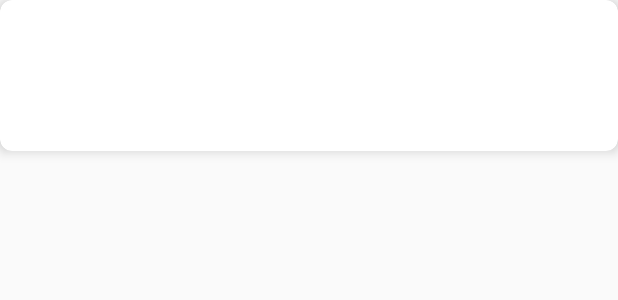
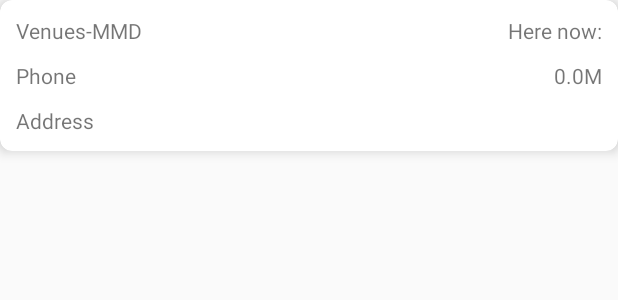
Before and after one commit to MinaSamirCap/Venues-MMD, an Android app: the layout venue_item_search_list.xml on its own in the app's theme, with its tools: preview values and no code run, on a phone screen of 412 x 824 dp. Shown: the top 300 px of the screen. Run offline under Robolectric (Android 15) with nearby library versions, the phone set to English and light mode, and no system bars.

Commit message:
fix recycler view crash when make another search and remove distance in case of searching without gps

```diff
--- a/app/src/main/java/com/example/andoird/venues_mmd/ui/activities/MainActivity.java
+++ b/app/src/main/java/com/example/andoird/venues_mmd/ui/activities/MainActivity.java
@@ -55,4 +55,10 @@ public class MainActivity extends BaseActivity {
         super.onRequestPermissionsResult(requestCode, permissions, grantResults);
         mainActivityViewModel.permissionResult(requestCode, permissions, grantResults);
     }
+
+    @Override
+    protected void onDestroy() {
+        super.onDestroy();
+        mainActivityViewModel.dispose();
+    }
 }
--- a/app/src/main/java/com/example/andoird/venues_mmd/ui/adapters/VenueItemAdapter.java
+++ b/app/src/main/java/com/example/andoird/venues_mmd/ui/adapters/VenueItemAdapter.java
@@ -33,6 +33,7 @@ public class VenueItemAdapter extends RecyclerView.Adapter<VenueItemViewHolder>
 
         LayoutInflater inflater = LayoutInflater.from(parent.getContext());
         ViewDataBinding viewDataBinding = DataBindingUtil.inflate(inflater, R.layout.venue_item_search_list, parent, false);
+
         return new VenueItemViewHolder(viewDataBinding);
     }
 
--- a/app/src/main/java/com/example/andoird/venues_mmd/ui/viewholders/VenueItemViewHolder.java
+++ b/app/src/main/java/com/example/andoird/venues_mmd/ui/viewholders/VenueItemViewHolder.java
@@ -20,8 +20,10 @@ public class VenueItemViewHolder extends RecyclerView.ViewHolder {
     }
 
     public void bind(@NonNull VenueModel venueModel) {
-        bindings.setVariable(BR.venueModel, venueModel);
+        bindings.setVariable(BR.venueModel, venueModel); //venueNameTextView
+        bindings.getRoot();
         bindings.executePendingBindings();
+
     }
 
 
--- a/app/src/main/res/layout/venue_item_search_list.xml
+++ b/app/src/main/res/layout/venue_item_search_list.xml
@@ -1,8 +1,11 @@
 <?xml version="1.0" encoding="utf-8"?>
 <layout xmlns:android="http://schemas.android.com/apk/res/android"
-    xmlns:app="http://schemas.android.com/apk/res-auto">
+    xmlns:app="http://schemas.android.com/apk/res-auto"
+    xmlns:tools="http://schemas.android.com/tools">
 
     <data>
+
+        <import type="android.view.View" />
 
         <variable
             name="venueModel"
@@ -29,7 +32,8 @@
                 android:padding="5dp"
                 android:text="@{venueModel.name}"
                 app:layout_constraintStart_toStartOf="parent"
-                app:layout_constraintTop_toTopOf="parent" />
+                app:layout_constraintTop_toTopOf="parent"
+                tools:text="@string/app_name" />
 
             <TextView
                 android:id="@+id/phone_text_view"
@@ -38,7 +42,8 @@
                 android:padding="5dp"
                 android:text="@{venueModel.contact.phone}"
                 app:layout_constraintStart_toStartOf="parent"
-                app:layout_constraintTop_toBottomOf="@+id/venue_name_text_view" />
+                app:layout_constraintTop_toBottomOf="@+id/venue_name_text_view"
+                tools:text="@string/phone" />
 
             <TextView
                 android:id="@+id/address_text_view"
@@ -47,7 +52,8 @@
                 android:padding="5dp"
                 android:text="@{venueModel.location.address.concat(@string/comma) + venueModel.location.country}"
                 app:layout_constraintStart_toStartOf="parent"
-                app:layout_constraintTop_toBottomOf="@+id/phone_text_view" />
+                app:layout_constraintTop_toBottomOf="@+id/phone_text_view"
+                tools:text="@string/address" />
 
             <TextView
                 android:id="@+id/here_now_text_view"
@@ -56,7 +62,8 @@
                 android:padding="5dp"
                 android:text="@{@string/here_now + venueModel.beenHere.lastCheckinExpiredAt}"
                 app:layout_constraintEnd_toEndOf="parent"
-                app:layout_constraintTop_toTopOf="parent" />
+                app:layout_constraintTop_toTopOf="parent"
+                tools:text="@string/here_now" />
 
             <TextView
                 android:id="@+id/distance_text_view"
@@ -64,8 +71,10 @@
                 android:layout_height="wrap_content"
                 android:padding="5dp"
                 android:text="@{venueModel.location.distance + (@string/meter)}"
+                android:visibility="@{venueModel.location.getBooleanDistance() ? View.VISIBLE :View.GONE}"
                 app:layout_constraintEnd_toEndOf="parent"
-                app:layout_constraintTop_toBottomOf="@+id/here_now_text_view" />
+                app:layout_constraintTop_toBottomOf="@+id/here_now_text_view"
+                tools:text="0.0M" />
 
 
         </android.support.constraint.ConstraintLayout>
--- a/app/src/main/res/values/strings.xml
+++ b/app/src/main/res/values/strings.xml
@@ -6,4 +6,6 @@
     <string name="meter">M</string>
     <string name="here_now">Here now: </string>
     <string name="distance">Distance: </string>
+    <string name="address">Address</string>
+    <string name="phone">Phone</string>
 </resources>
```
Also changed, not shown: app/src/main/java/com/example/andoird/venues_mmd/api/models/LocationModel.java (+8 -0 lines), app/src/main/java/com/example/andoird/venues_mmd/viewmodels/MainActivityViewModel.java (+7 -0 lines), 1 other file.
